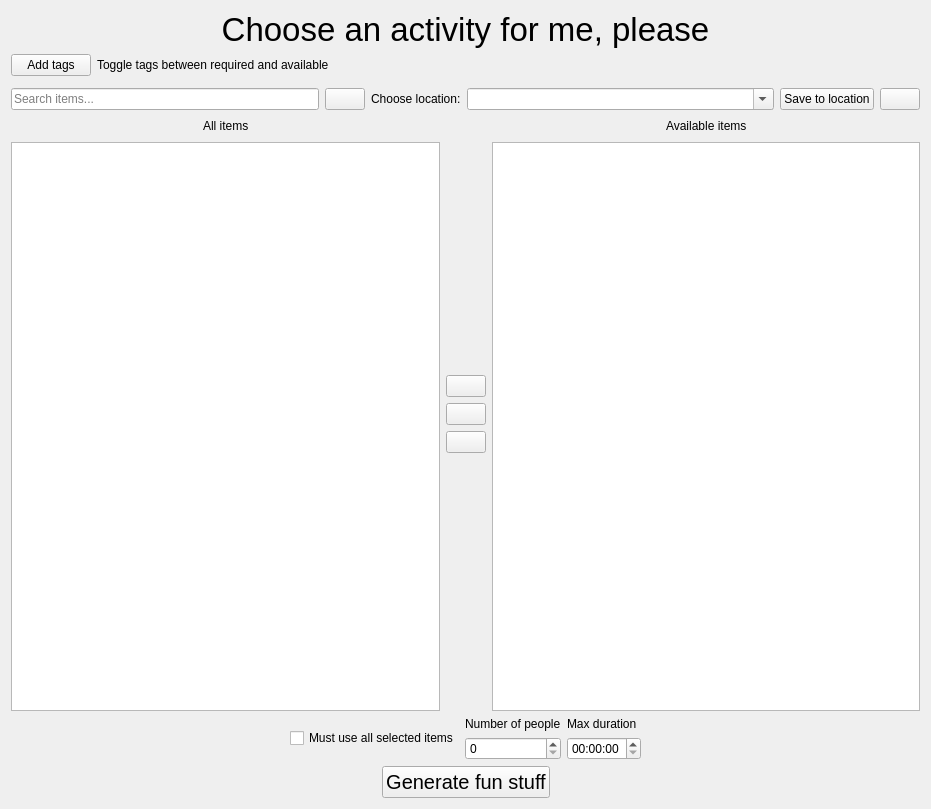
Before: the Qt Designer form genactivity.ui in glennnys/Decided, drawn with Qt 5.
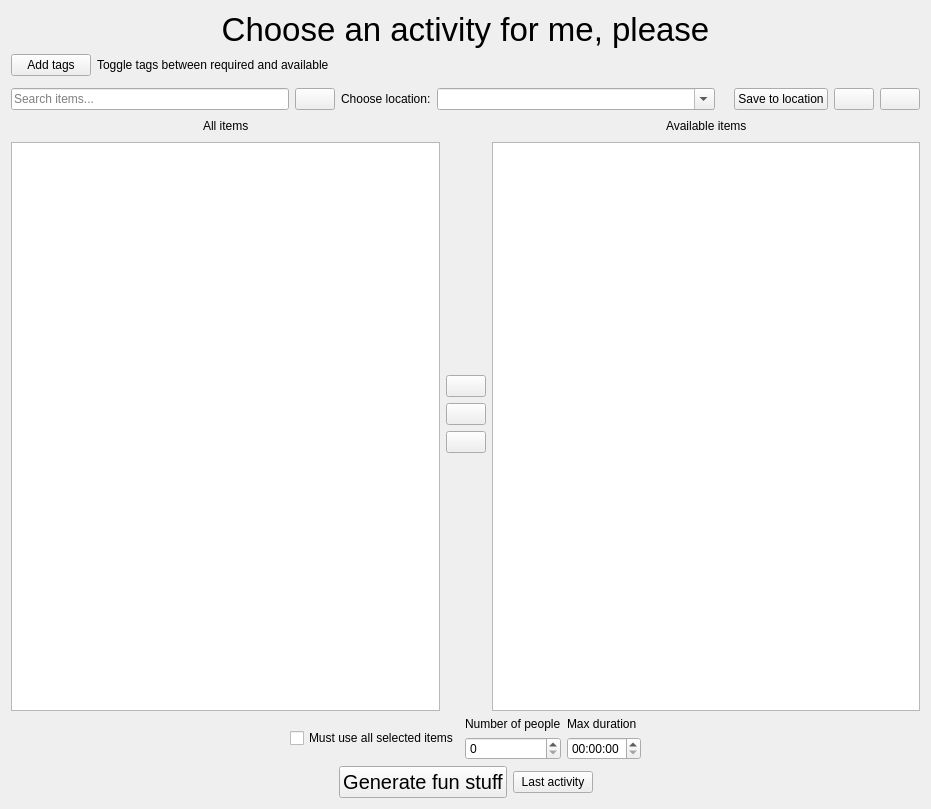
After: the same form once the commit is applied. Icons and pictures are not drawn.

Commit message: reworking selected avtivity window to provide more info and functionality

Diff of the .ui file:
```diff
--- a/genactivity.ui
+++ b/genactivity.ui
@@ -132,6 +132,13 @@
        </property>
       </widget>
      </item>
+     <item>
+      <widget class="QLabel" name="editingLabel">
+       <property name="text">
+        <string/>
+       </property>
+      </widget>
+     </item>
      <item>
       <widget class="QPushButton" name="saveLocBtn">
        <property name="toolTip">
@@ -142,6 +149,16 @@
        </property>
       </widget>
      </item>
+     <item>
+      <widget class="QPushButton" name="editLocBtn">
+       <property name="text">
+        <string/>
+       </property>
+       <property name="icon">
+        <iconset theme="QIcon::ThemeIcon::DocumentProperties"/>
+       </property>
+      </widget>
+     </item>
      <item>
       <widget class="QPushButton" name="deleteLoc">
        <property name="toolTip">
@@ -415,6 +432,13 @@
        </property>
       </widget>
      </item>
+     <item>
+      <widget class="QPushButton" name="lastBtn">
+       <property name="text">
+        <string>Last activity</string>
+       </property>
+      </widget>
+     </item>
      <item>
       <spacer name="horizontalSpacer_25">
        <property name="orientation">
```
The commit also changes 6 other files.
